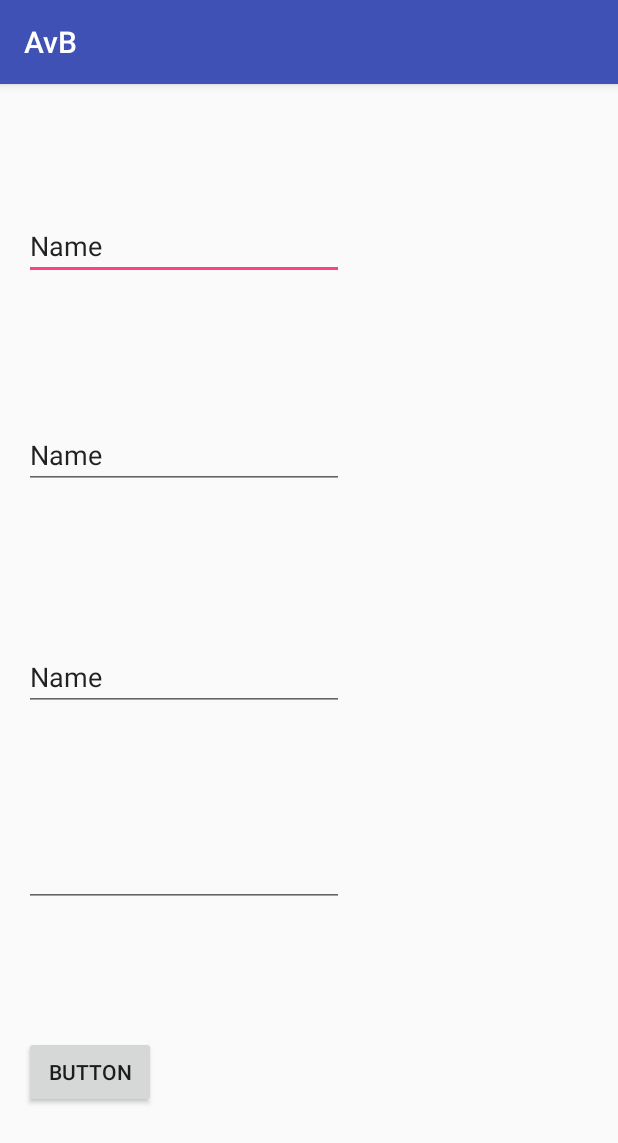
After one commit to Atticus29/AvB, an Android app: the AddExperimentActivity screen opened directly, with no data from a screen before it, on a phone screen of 412 x 824 dp. The commit adds this screen. Shown: the top 1143 px of the screen. Run offline under Robolectric (Android 15) with nearby library versions, the phone set to English and light mode, and no system bars; our stand-ins replace ButterKnife.

Commit message:
add addExperiment form, link submission button to experimentActivity, and link login to allExperimentsActivity

```diff
--- a/app/src/main/AndroidManifest.xml
+++ b/app/src/main/AndroidManifest.xml
@@ -21,9 +21,11 @@
         <activity android:name=".AboutActivity">
             <meta-data
                 android:name="android.support.PARENT_ACTIVITY"
-                android:value="com.epicodus.avb.MainActivity"></meta-data>
+                android:value="com.epicodus.avb.MainActivity" />
         </activity>
-        <activity android:name=".ExperimentActivity"></activity>
+        <activity android:name=".ExperimentActivity" />
+        <activity android:name=".AddExperimentActivity" />
+        <activity android:name=".AllExperimentsActivity"></activity>
     </application>
 
 </manifest>
--- /dev/null
+++ b/app/src/main/java/com/epicodus/avb/AddExperimentActivity.java
@@ -0,0 +1,32 @@
+package com.epicodus.avb;
+
+import android.content.Intent;
+import android.support.v7.app.AppCompatActivity;
+import android.os.Bundle;
+import android.view.View;
+import android.widget.Button;
+import android.widget.EditText;
+
+import butterknife.Bind;
+
+public class AddExperimentActivity extends AppCompatActivity implements View.OnClickListener {
+    @Bind(R.id.nameInput) EditText mNameInput;
+    @Bind(R.id.treatmentOneName) EditText mTreatmentOneName;
+    @Bind(R.id.treatmentTwoName) EditText mTreatmentTwoName;
+    @Bind(R.id.effectSizeInput) EditText mEffectSizeInput;
+    @Bind(R.id.submitButton) Button mSubmitButton;
+
+    @Override
+    protected void onCreate(Bundle savedInstanceState) {
+        super.onCreate(savedInstanceState);
+        setContentView(R.layout.activity_add_experiment);
+    }
+
+    @Override
+    public void onClick(View v){
+        if(v == mSubmitButton){
+            Intent intent = new Intent(AddExperimentActivity.this, ExperimentActivity.class);
+            startActivity(intent);
+        }
+    }
+}
--- /dev/null
+++ b/app/src/main/java/com/epicodus/avb/AllExperimentsActivity.java
@@ -0,0 +1,13 @@
+package com.epicodus.avb;
+
+import android.support.v7.app.AppCompatActivity;
+import android.os.Bundle;
+
+public class AllExperimentsActivity extends AppCompatActivity {
+
+    @Override
+    protected void onCreate(Bundle savedInstanceState) {
+        super.onCreate(savedInstanceState);
+        setContentView(R.layout.activity_all_experiments);
+    }
+}
--- a/app/src/main/java/com/epicodus/avb/MainActivity.java
+++ b/app/src/main/java/com/epicodus/avb/MainActivity.java
@@ -14,6 +14,7 @@ import butterknife.ButterKnife;
 public class MainActivity extends AppCompatActivity implements View.OnClickListener {
     @Bind(R.id.appTitleText) TextView mTitle;
     @Bind(R.id.aboutButton) Button mAboutButton;
+    @Bind(R.id.loginButton) Button mLoginButton;
 
     @Override
     protected void onCreate(Bundle savedInstanceState) {
@@ -23,6 +24,7 @@ public class MainActivity extends AppCompatActivity implements View.OnClickListe
         Typeface spaceAge = Typeface.createFromAsset(getAssets(), "fonts/spaceage.ttf");
         mTitle.setTypeface(spaceAge);
         mAboutButton.setOnClickListener(this);
+        mLoginButton.setOnClickListener(this);
 
     }
 
@@ -31,6 +33,10 @@ public class MainActivity extends AppCompatActivity implements View.OnClickListe
         if(v == mAboutButton){
             Intent intent = new Intent(MainActivity.this, AboutActivity.class);
             startActivity(intent);
+        } else if(v == mLoginButton){
+            Intent intent = new Intent(MainActivity.this, AllExperimentsActivity.class);
+            startActivity(intent);
         }
+
     }
 }
--- /dev/null
+++ b/app/src/main/res/layout/activity_add_experiment.xml
@@ -0,0 +1,75 @@
+<?xml version="1.0" encoding="utf-8"?>
+<android.support.constraint.ConstraintLayout xmlns:android="http://schemas.android.com/apk/res/android"
+    xmlns:app="http://schemas.android.com/apk/res-auto"
+    xmlns:tools="http://schemas.android.com/tools"
+    android:layout_width="match_parent"
+    android:layout_height="match_parent"
+    tools:context="com.epicodus.avb.AddExperimentActivity">
+
+    <EditText
+        android:id="@+id/nameInput"
+        android:layout_width="wrap_content"
+        android:layout_height="wrap_content"
+        android:ems="10"
+        android:inputType="textPersonName"
+        android:text="Name"
+        app:layout_constraintTop_toTopOf="parent"
+        android:layout_marginTop="8dp"
+        app:layout_constraintBottom_toTopOf="@+id/treatmentOneName"
+        android:layout_marginBottom="8dp"
+        android:layout_marginLeft="16dp"
+        app:layout_constraintVertical_bias="0.017"
+        app:layout_constraintLeft_toLeftOf="parent" />
+
+    <EditText
+        android:id="@+id/treatmentOneName"
+        android:layout_width="wrap_content"
+        android:layout_height="wrap_content"
+        android:ems="10"
+        android:inputType="textPersonName"
+        android:text="Name"
+        android:layout_marginLeft="16dp"
+        app:layout_constraintTop_toBottomOf="@+id/nameInput"
+        app:layout_constraintBottom_toTopOf="@+id/treatmentTwoName"
+        app:layout_constraintLeft_toLeftOf="parent"
+        android:layout_marginTop="8dp"/>
+
+    <EditText
+        android:id="@+id/treatmentTwoName"
+        android:layout_width="wrap_content"
+        android:layout_height="wrap_content"
+        android:layout_marginLeft="16dp"
+        android:ems="10"
+        android:inputType="textPersonName"
+        android:text="Name"
+        app:layout_constraintLeft_toLeftOf="parent"
+        android:layout_marginTop="25dp"
+        app:layout_constraintTop_toBottomOf="@+id/treatmentOneName"
+        app:layout_constraintBottom_toTopOf="@+id/effectSizeInput"/>
+
+    <EditText
+        android:id="@+id/effectSizeInput"
+        android:layout_width="wrap_content"
+        android:layout_height="wrap_content"
+        android:ems="10"
+        android:inputType="numberDecimal"
+        android:layout_marginLeft="16dp"
+        app:layout_constraintLeft_toLeftOf="parent"
+        android:layout_marginTop="8dp"
+        app:layout_constraintTop_toBottomOf="@+id/treatmentTwoName"
+        app:layout_constraintBottom_toTopOf="@+id/submitButton"/>
+
+    <Button
+        android:id="@+id/submitButton"
+        android:layout_width="wrap_content"
+        android:layout_height="wrap_content"
+        android:text="Button"
+        android:layout_marginTop="8dp"
+        app:layout_constraintTop_toBottomOf="@+id/effectSizeInput"
+        android:layout_marginLeft="16dp"
+        app:layout_constraintLeft_toLeftOf="parent"
+        app:layout_constraintBottom_toBottomOf="parent"
+        android:layout_marginBottom="8dp" />
+
+
+</android.support.constraint.ConstraintLayout>
--- /dev/null
+++ b/app/src/main/res/layout/activity_all_experiments.xml
@@ -0,0 +1,9 @@
+<?xml version="1.0" encoding="utf-8"?>
+<android.support.constraint.ConstraintLayout xmlns:android="http://schemas.android.com/apk/res/android"
+    xmlns:app="http://schemas.android.com/apk/res-auto"
+    xmlns:tools="http://schemas.android.com/tools"
+    android:layout_width="match_parent"
+    android:layout_height="match_parent"
+    tools:context="com.epicodus.avb.AllExperimentsActivity">
+
+</android.support.constraint.ConstraintLayout>
```
Also changed, not shown: 1 other file.
